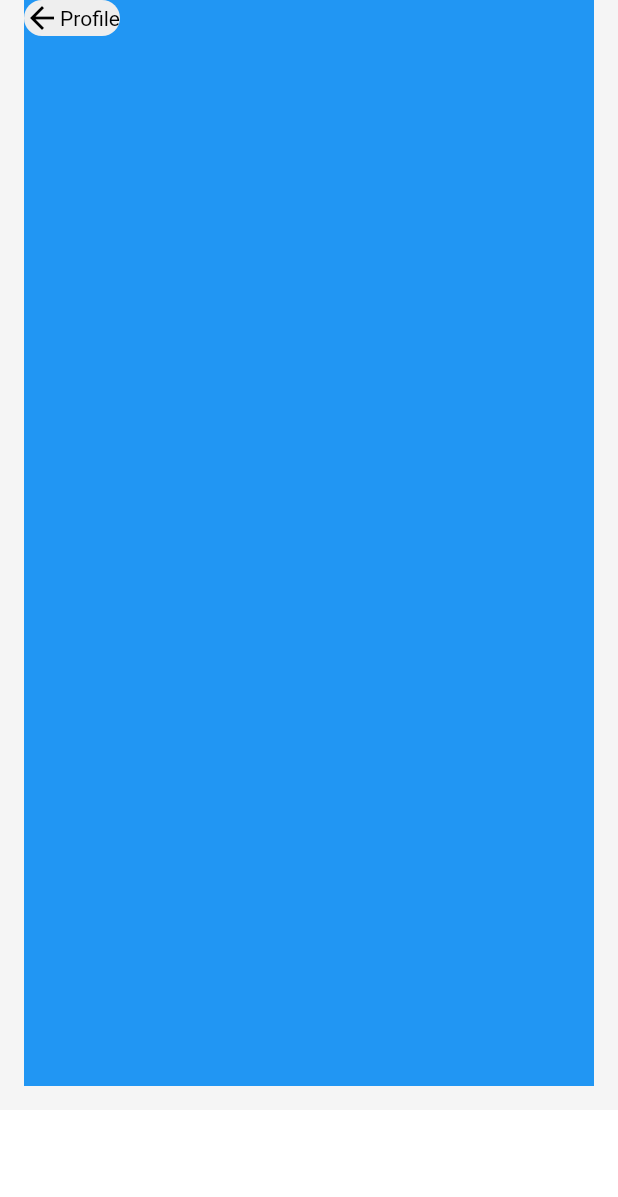
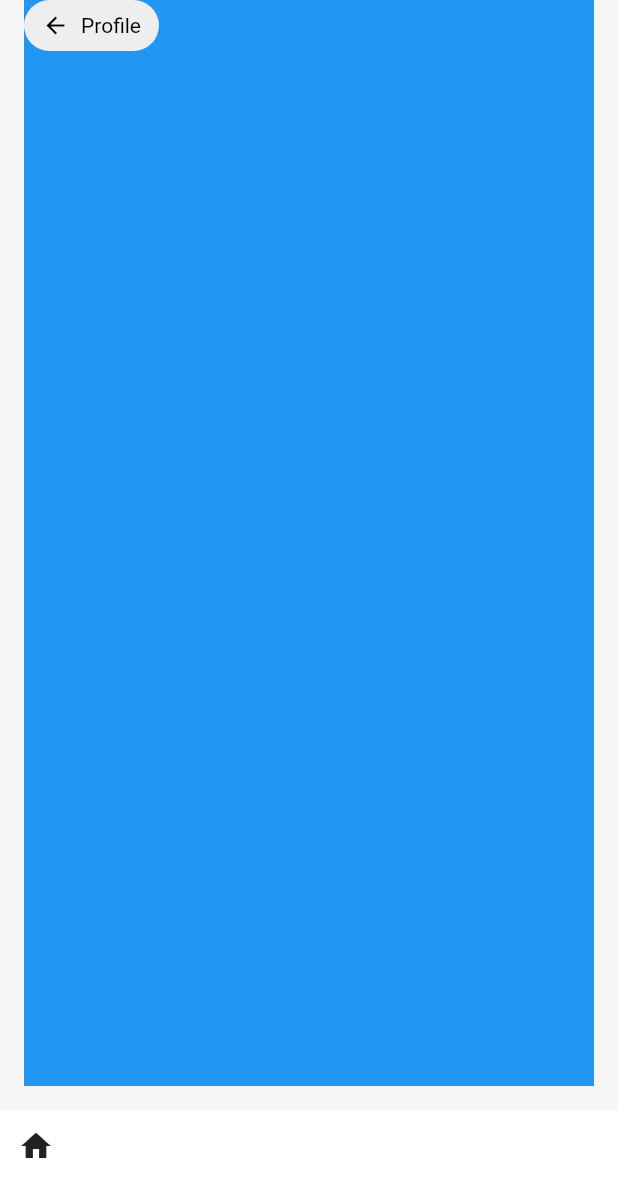
Before and after one commit to JAICHANGPARK/flutter_notebook_17th_story, a Flutter app: the screen it shows after launch, on a phone screen of 412 x 824 dp. Shown: the top 1197 px of the screen. Run offline on Flutter 3.47's test engine with Material 2 defaults, Android fonts, the phone set to English and light mode, and no system bars; our stand-ins replace cached_network_image, fl_chart, flutter_riverpod, freezed_annotation, ionicons, percent_indicator.

Commit message:
Update bulletin_news_profile_page.dart

```diff
--- a/lib/ep1025_bulletin_news_app/src/ui/bulletin_news_profile_page.dart
+++ b/lib/ep1025_bulletin_news_app/src/ui/bulletin_news_profile_page.dart
@@ -24,11 +24,13 @@ class BulletinNewsProfilePage extends StatelessWidget {
                   crossAxisAlignment: CrossAxisAlignment.start,
                   children: [
                     Container(
-                      decoration: BoxDecoration(color: Colors.grey[200], borderRadius: BorderRadius.circular(16)),
+                      decoration: BoxDecoration(color: Colors.grey[200], borderRadius: BorderRadius.circular(24),),
+                      padding: EdgeInsets.symmetric(horizontal: 12, vertical: 8,),
                       child: Row(
                         mainAxisSize: MainAxisSize.min,
                         children: const [
-                          Icon(Icons.arrow_back, color: Colors.black),
+                          Icon(Icons.arrow_back, color: Colors.black, size: 18,),
+                          SizedBox(width: 8,),
                           Text("Profile",
                               style: TextStyle(
                                 color: Colors.black,
@@ -50,7 +52,13 @@ class BulletinNewsProfilePage extends StatelessWidget {
                   color: Colors.white,
                 ),
                 child: Row(
-                  children: const [],
+                  children:  [
+                    Column(
+                      children: [
+                        IconButton(onPressed: (){}, icon: Icon(Icons.home))
+                      ],
+                    )
+                  ],
                 ),
               ),
             )
```
